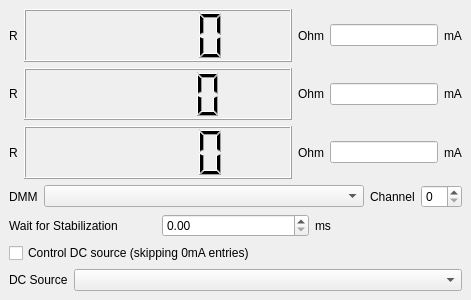
Qt form modules/python/formpyfourres.ui (northriv/KAME) before a commit.
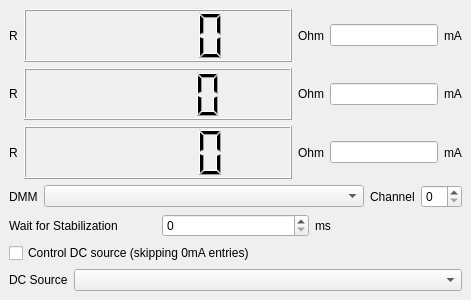
The same form after that commit.

What changed in the file:
```diff
--- a/modules/python/formpyfourres.ui
+++ b/modules/python/formpyfourres.ui
@@ -225,7 +225,17 @@
        </widget>
       </item>
       <item>
-       <widget class="QDoubleSpinBox" name="Wait"/>
+       <widget class="QDoubleSpinBox" name="Wait">
+        <property name="decimals">
+         <number>0</number>
+        </property>
+        <property name="maximum">
+         <double>1000.000000000000000</double>
+        </property>
+        <property name="singleStep">
+         <double>20.000000000000000</double>
+        </property>
+       </widget>
       </item>
       <item>
        <widget class="QLabel" name="label_4">
```
